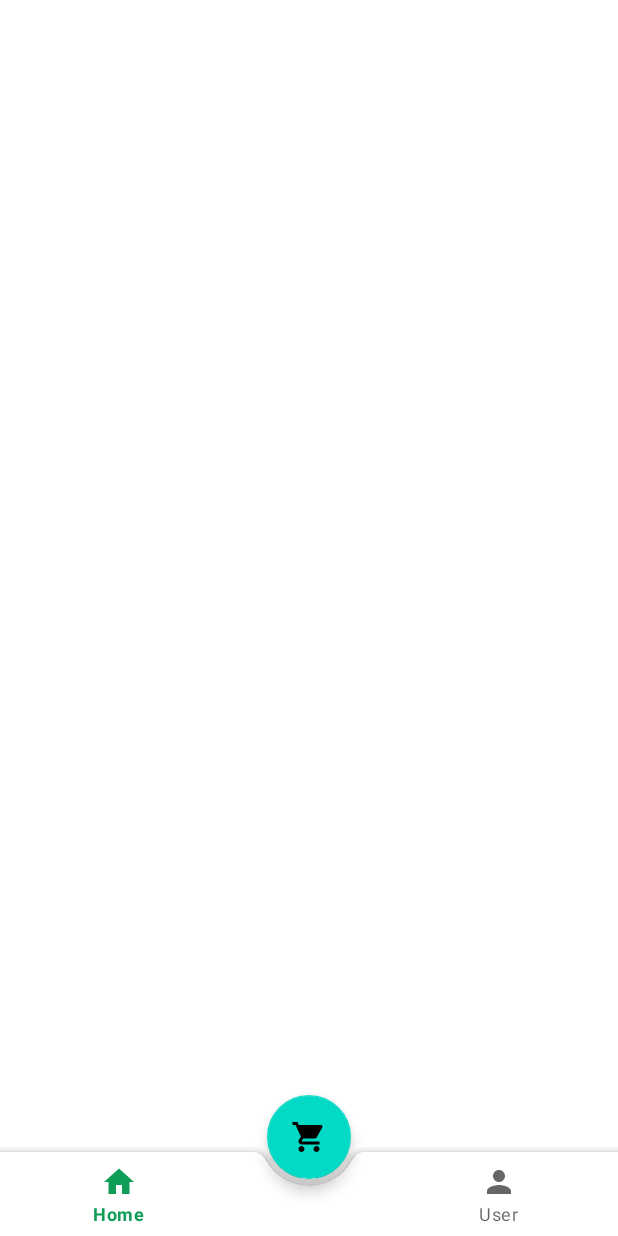
After one commit to adityapatil-03/Gkart, an Android app: the layout activity_main.xml on its own in the app's theme, with its tools: preview values and no code run, on a phone screen of 412 x 824 dp. The commit adds this screen. Run offline under Robolectric (Android 15) with nearby library versions, the phone set to English and light mode, and no system bars.

Commit message:
bottom navigation bar created

```diff
--- /dev/null
+++ b/app/src/main/res/drawable/ic_baseline_home_24.xml
@@ -0,0 +1,5 @@
+<vector android:height="24dp" android:tint="#000000"
+    android:viewportHeight="24" android:viewportWidth="24"
+    android:width="24dp" xmlns:android="http://schemas.android.com/apk/res/android">
+    <path android:fillColor="@android:color/white" android:pathData="M10,20v-6h4v6h5v-8h3L12,3 2,12h3v8z"/>
+</vector>
--- /dev/null
+++ b/app/src/main/res/drawable/ic_baseline_person_24.xml
@@ -0,0 +1,5 @@
+<vector android:height="24dp" android:tint="#000000"
+    android:viewportHeight="24" android:viewportWidth="24"
+    android:width="24dp" xmlns:android="http://schemas.android.com/apk/res/android">
+    <path android:fillColor="@android:color/white" android:pathData="M12,12c2.21,0 4,-1.79 4,-4s-1.79,-4 -4,-4 -4,1.79 -4,4 1.79,4 4,4zM12,14c-2.67,0 -8,1.34 -8,4v2h16v-2c0,-2.66 -5.33,-4 -8,-4z"/>
+</vector>
--- /dev/null
+++ b/app/src/main/res/drawable/ic_baseline_shopping_cart_24.xml
@@ -0,0 +1,5 @@
+<vector android:height="24dp" android:tint="#000000"
+    android:viewportHeight="24" android:viewportWidth="24"
+    android:width="24dp" xmlns:android="http://schemas.android.com/apk/res/android">
+    <path android:fillColor="@android:color/white" android:pathData="M7,18c-1.1,0 -1.99,0.9 -1.99,2S5.9,22 7,22s2,-0.9 2,-2 -0.9,-2 -2,-2zM1,2v2h2l3.6,7.59 -1.35,2.45c-0.16,0.28 -0.25,0.61 -0.25,0.96 0,1.1 0.9,2 2,2h12v-2L7.42,15c-0.14,0 -0.25,-0.11 -0.25,-0.25l0.03,-0.12 0.9,-1.63h7.45c0.75,0 1.41,-0.41 1.75,-1.03l3.58,-6.49c0.08,-0.14 0.12,-0.31 0.12,-0.48 0,-0.55 -0.45,-1 -1,-1L5.21,4l-0.94,-2L1,2zM17,18c-1.1,0 -1.99,0.9 -1.99,2s0.89,2 1.99,2 2,-0.9 2,-2 -0.9,-2 -2,-2z"/>
+</vector>
--- /dev/null
+++ b/app/src/main/res/drawable/transparent_background.xml
@@ -0,0 +1,9 @@
+<?xml version="1.0" encoding="utf-8"?>
+<shape xmlns:android="http://schemas.android.com/apk/res/android"
+    android:padding="10dp"
+    android:shape="rectangle">
+
+    <solid android:color="#0000ffff"/>
+
+
+</shape>
--- /dev/null
+++ b/app/src/main/res/layout/activity_main.xml
@@ -0,0 +1,37 @@
+<?xml version="1.0" encoding="utf-8"?>
+<androidx.coordinatorlayout.widget.CoordinatorLayout xmlns:android="http://schemas.android.com/apk/res/android"
+    android:layout_width="match_parent"
+    android:layout_height="match_parent"
+    xmlns:app="http://schemas.android.com/apk/res-auto">
+
+    <com.google.android.material.bottomappbar.BottomAppBar
+        android:layout_width="match_parent"
+        android:layout_height="wrap_content"
+        android:layout_gravity="bottom"
+        android:id="@+id/bottomAppBar"
+        app:fabCardleMargin="10dp"
+        app:fabCradleRoundedCornerRadius="10dp"
+        app:fabCradleVerticalOffset="10dp">
+
+        <com.google.android.material.bottomnavigation.BottomNavigationView
+            android:layout_width="match_parent"
+            android:layout_height="wrap_content"
+            android:id="@+id/bottomNavigationView"
+            android:layout_marginRight="16dp"
+            app:menu="@menu/bottom_nev_menu"
+            android:background="@drawable/transparent_background"/>
+
+    </com.google.android.material.bottomappbar.BottomAppBar>
+
+    <com.google.android.material.floatingactionbutton.FloatingActionButton
+        android:layout_width="wrap_content"
+        android:layout_height="wrap_content"
+        android:id="@+id/fab"
+        android:src="@drawable/ic_baseline_shopping_cart_24"
+        app:layout_anchor="@id/bottomAppBar"/>
+
+
+
+
+
+</androidx.coordinatorlayout.widget.CoordinatorLayout>
--- /dev/null
+++ b/app/src/main/res/menu/bottom_nev_menu.xml
@@ -0,0 +1,16 @@
+<?xml version="1.0" encoding="utf-8"?>
+<menu xmlns:android="http://schemas.android.com/apk/res/android">
+
+    <item android:id="@+id/home"
+        android:icon="@drawable/ic_baseline_home_24"
+        android:title="Home"/>
+
+    <item android:id="@+id/placeholder"
+        android:title=""/>
+
+    <item android:id="@+id/user"
+        android:icon="@drawable/ic_baseline_person_24"
+        android:title="User"/>
+
+
+</menu>
--- a/app/src/main/res/values-night/themes.xml
+++ b/app/src/main/res/values-night/themes.xml
@@ -2,8 +2,8 @@
     <!-- Base application theme. -->
     <style name="Theme.Gkart" parent="Theme.MaterialComponents.DayNight.DarkActionBar">
         <!-- Primary brand color. -->
-        <item name="colorPrimary">@color/purple_200</item>
-        <item name="colorPrimaryVariant">@color/purple_700</item>
+        <item name="colorPrimary">#0F9D58</item>
+        <item name="colorPrimaryVariant">#0F9D58</item>
         <item name="colorOnPrimary">@color/black</item>
         <!-- Secondary brand color. -->
         <item name="colorSecondary">@color/teal_200</item>
--- a/app/src/main/res/values/themes.xml
+++ b/app/src/main/res/values/themes.xml
@@ -2,9 +2,9 @@
     <!-- Base application theme. -->
     <style name="Theme.Gkart" parent="Theme.MaterialComponents.DayNight.DarkActionBar">
         <!-- Primary brand color. -->
-        <item name="colorPrimary">@color/purple_500</item>
-        <item name="colorPrimaryVariant">@color/purple_700</item>
-        <item name="colorOnPrimary">@color/white</item>
+        <item name="colorPrimary">#0F9D58</item>
+        <item name="colorPrimaryVariant">#0F9D58</item>
+        <item name="colorOnPrimary">@color/black</item>
         <!-- Secondary brand color. -->
         <item name="colorSecondary">@color/teal_200</item>
         <item name="colorSecondaryVariant">@color/teal_700</item>
```
